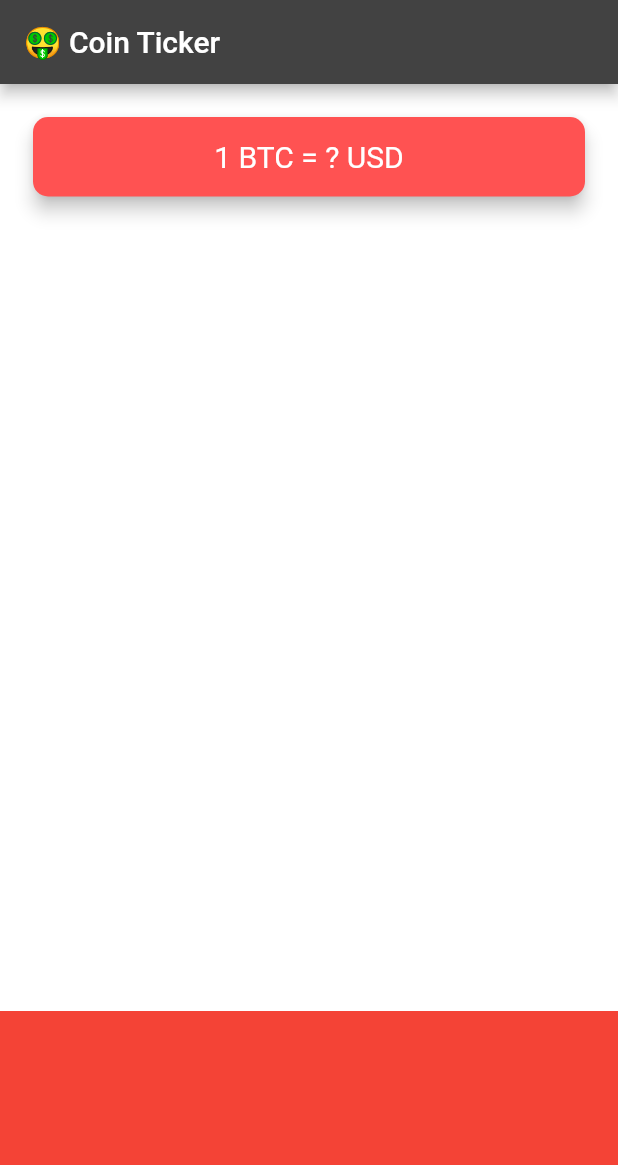
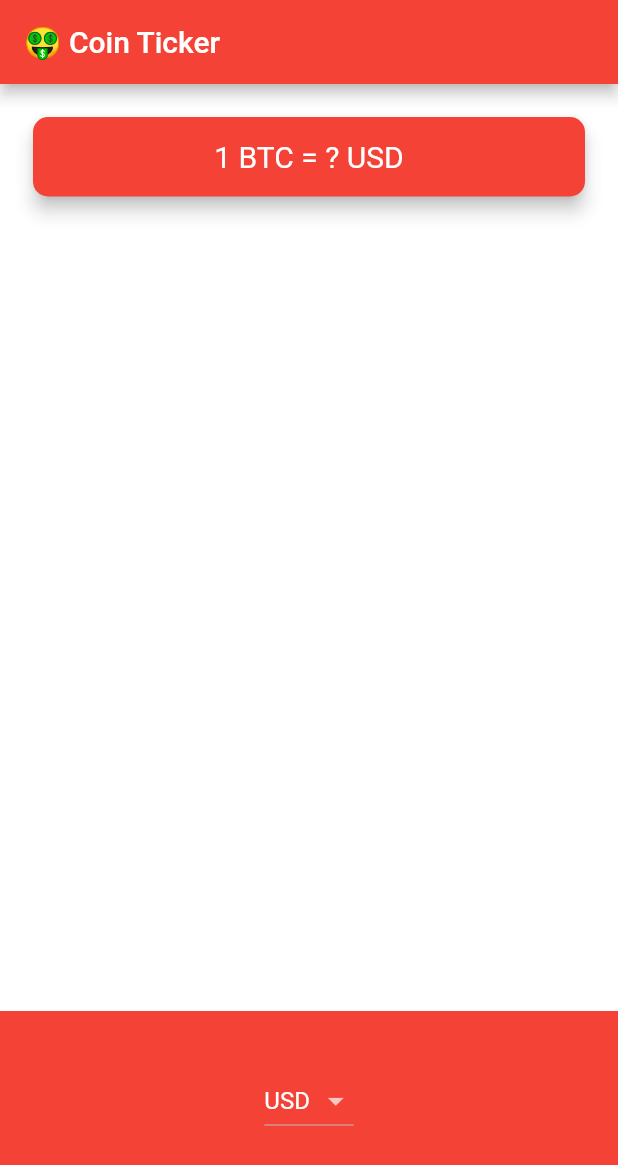
Before and after one commit to abrarali-official/bitcoin_ticker, a Flutter app: the screen it shows after launch, on a phone screen of 412 x 824 dp. Shown: the top 1165 px of the screen. Run offline on Flutter 3.47's test engine with Material 2 defaults, Android fonts, the phone set to English and light mode, and no system bars.

```diff
--- a/lib/coin_data.dart
+++ b/lib/coin_data.dart
@@ -1,4 +1,4 @@
-const List currenciesList = [
+const List<String> currenciesList = [
   'AUD',
   'BRL',
   'CAD',
@@ -22,7 +22,7 @@ const List currenciesList = [
   'ZAR'
 ];
 
-const List cryptoList = [
+const List<String> cryptoList = [
   'BTC',
   'ETH',
   'LTC',
--- a/lib/main.dart
+++ b/lib/main.dart
@@ -9,6 +9,7 @@ class MyApp extends StatelessWidget {
   @override
   Widget build(BuildContext context) {
     return MaterialApp(
+      debugShowCheckedModeBanner: false,
       theme: ThemeData.dark().copyWith(
           primaryColor: Colors.red,
           scaffoldBackgroundColor: Colors.white),
--- a/lib/price_screen.dart
+++ b/lib/price_screen.dart
@@ -1,4 +1,9 @@
+// ignore_for_file: avoid_print, unused_local_variable
+
+import 'package:bitcoin_ticker/coin_data.dart';
+import 'package:flutter/cupertino.dart';
 import 'package:flutter/material.dart';
+import 'dart:io' show Platform;
 
 class PriceScreen extends StatefulWidget {
   const PriceScreen({Key? key}) : super(key: key);
@@ -8,20 +13,76 @@ class PriceScreen extends StatefulWidget {
 }
 
 class _PriceScreenState extends State<PriceScreen> {
+  String selectedCurrency = "USD";
+  DropdownButton<String> androidDropdown() {
+    List<DropdownMenuItem<String>> dropdownItems = [];
+    for (String currency in currenciesList) {
+      var newItem = DropdownMenuItem(
+        child: Text(currency),
+        value: currency,
+      );
+      dropdownItems.add(newItem);
+    }
+    return DropdownButton<String>(
+        items: dropdownItems,
+        value: selectedCurrency,
+        onChanged: (value) {
+          setState(() {
+            selectedCurrency = value!;
+          });
+        });
+  }
+
+  List<DropdownMenuItem> getDropdownItems() {
+    List<DropdownMenuItem<String>> dropdownItems = [];
+    for (String currency in currenciesList) {
+      var newItem = DropdownMenuItem(
+        child: Text(currency),
+        value: currency,
+      );
+      dropdownItems.add(newItem);
+    }
+    return dropdownItems;
+  }
+
+  CupertinoPicker iOSPicker() {
+    List<Text> pickerItems = [];
+    for (String currency in currenciesList) {
+      pickerItems.add(Text(currency));
+    }
+    return CupertinoPicker(
+      backgroundColor: Colors.red,
+      itemExtent: 32,
+      onSelectedItemChanged: (selectedIndex) {
+        print(selectedIndex);
+      },
+      children: pickerItems,
+    );
+  }
+// This function is used for Platform selection--------------
+  // getPicker() {
+  //   if (Platform.isAndroid) {
+  //     return androidDropdown();
+  //   } else if (Platform.isIOS) {
+  //     return iOSPicker();
+  //   }
+  // }
+
   @override
   Widget build(BuildContext context) {
     return Scaffold(
       appBar: AppBar(
+        backgroundColor: Colors.red,
         title: const Text('🤑 Coin Ticker'),
       ),
       body: Column(
         mainAxisAlignment: MainAxisAlignment.spaceBetween,
         crossAxisAlignment: CrossAxisAlignment.stretch,
-        children: <Widget>[
+        children: [
           Padding(
             padding: const EdgeInsets.fromLTRB(18.0, 18.0, 18.0, 0),
             child: Card(
-              color: Colors.redAccent,
+              color: Colors.red,
               elevation: 5.0,
               shape: RoundedRectangleBorder(
                 borderRadius: BorderRadius.circular(10.0),
@@ -44,7 +105,7 @@ class _PriceScreenState extends State<PriceScreen> {
             alignment: Alignment.center,
             padding: const EdgeInsets.only(bottom: 30.0),
             color: Colors.red,
-            child: null,
+            child: Platform.isAndroid?androidDropdown():iOSPicker(),
           ),
         ],
       ),
```
Also changed, not shown: 2 other files.
